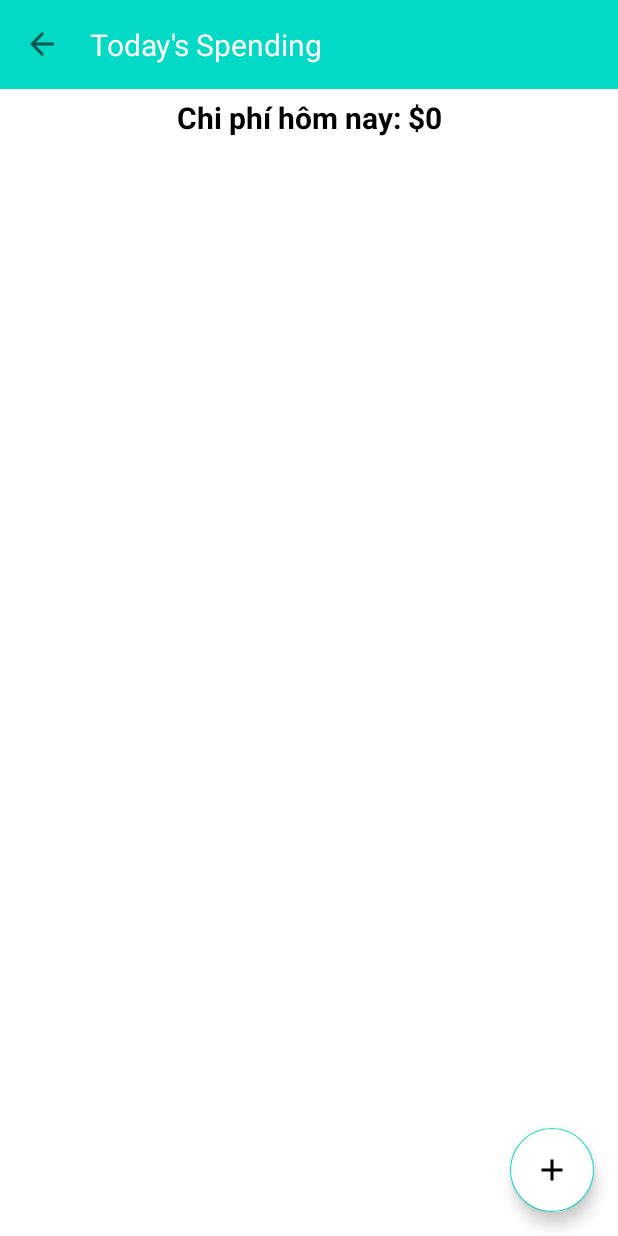
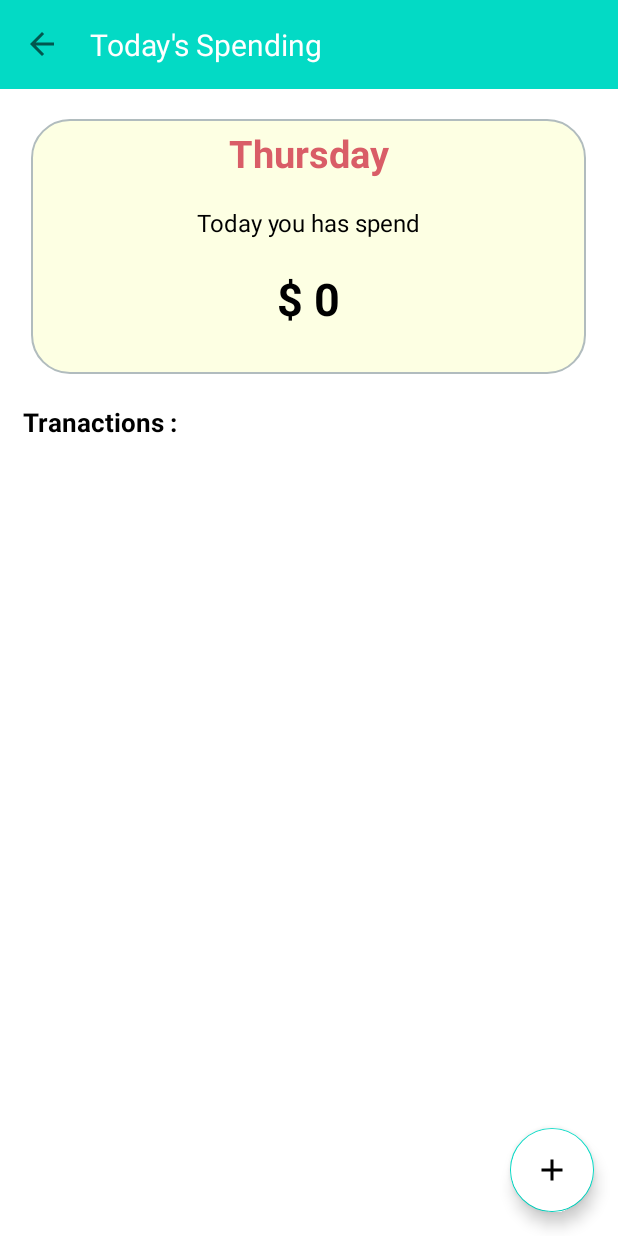
Before and after one commit to DuyChamHoc/Money-Management-App, an Android app: the TodaySpendingActivity screen opened directly, with no data from a screen before it, on a phone screen of 412 x 824 dp. Run offline under Robolectric (Android 15) with nearby library versions, the light colour scheme and no system bars; our stand-ins replace Firebase (no records; nobody signed in at launch, a user with empty details on screens opened directly).

Commit message:
'update_todayspend'

```diff
--- a/app/src/main/java/com/example/moneymanagementapp/TodaySpendingActivity.java
+++ b/app/src/main/java/com/example/moneymanagementapp/TodaySpendingActivity.java
@@ -38,9 +38,11 @@ import org.joda.time.MutableDateTime;
 import org.joda.time.Weeks;
 
 import java.text.DateFormat;
+import java.text.Format;
 import java.text.SimpleDateFormat;
 import java.util.ArrayList;
 import java.util.Calendar;
+import java.util.Date;
 import java.util.List;
 import java.util.Map;
 
@@ -49,7 +51,7 @@ public class TodaySpendingActivity extends AppCompatActivity {
     private ProgressBar progressBar;
     private RecyclerView recyclerView;
     private FloatingActionButton fab;
-    private TextView totalAmountSpentOn;
+    private TextView totalAmountSpentOn,this_day;
     private ProgressDialog loader;
 
     private FirebaseAuth mAuth;
@@ -66,6 +68,7 @@ public class TodaySpendingActivity extends AppCompatActivity {
         setContentView(R.layout.activity_today_spending);
 
         totalAmountSpentOn=findViewById(R.id.totalAmountSpentOn);
+        this_day=findViewById(R.id.tv_this_day);
         progressBar=findViewById(R.id.progressBar);
 
         ImageView icon_arrow_back = findViewById(R.id.arrow_back);
@@ -98,6 +101,13 @@ public class TodaySpendingActivity extends AppCompatActivity {
             }}
         );
         title.setText("Today's Spending");
+
+
+        Format f = new SimpleDateFormat("HH.mm.ss Z");
+        f = new SimpleDateFormat("EEEE");
+        String str = f.format(new Date());
+        this_day.setText(str);
+
 
         fab.setOnClickListener(new View.OnClickListener() {
             @Override
@@ -132,17 +142,14 @@ public class TodaySpendingActivity extends AppCompatActivity {
                         Object total = map.get("amount");
                         int pTotal = Integer.parseInt(String.valueOf(total));
                         totalAmount += pTotal;
-
-                        totalAmountSpentOn.setText("Chi phí hôm nay: $" + totalAmount);
+                        totalAmountSpentOn.setText("$ " + totalAmount);
                     }
                 }
                 else {
                     totalAmount=0;
-                    totalAmountSpentOn.setText("Chi phí hôm nay: $" + totalAmount);
+                    totalAmountSpentOn.setText("$ " + totalAmount);
                 }
             }
-
-
             @Override
             public void onCancelled(@NonNull DatabaseError error) {
 
--- /dev/null
+++ b/app/src/main/res/drawable-v24/layout_bg_budget.xml
@@ -0,0 +1,7 @@
+<?xml version="1.0" encoding="UTF-8"?>
+<shape xmlns:android="http://schemas.android.com/apk/res/android">
+    <solid android:color="#FDFFE3"/>
+    <stroke android:width="1dp" android:color="#B1BCBE" />
+    <corners android:radius="25dp"/>
+    <padding android:left="0dp" android:top="0dp" android:right="0dp" android:bottom="0dp" />
+</shape>
--- a/app/src/main/res/layout/activity_today_spending.xml
+++ b/app/src/main/res/layout/activity_today_spending.xml
@@ -7,25 +7,78 @@
     android:layout_height="match_parent"
     tools:context=".TodaySpendingActivity">
     <include layout="@layout/toolbar" />
+
+    <RelativeLayout
+        android:layout_width="370dp"
+        android:layout_height="170dp"
+        android:layout_gravity="center"
+        android:layout_marginTop="20dp"
+        android:background="@drawable/layout_bg_budget"
+        >
+
+        <TextView
+            android:id="@+id/tv_this_day"
+            android:layout_width="wrap_content"
+            android:layout_height="wrap_content"
+            android:layout_alignParentStart="true"
+            android:layout_alignParentEnd="true"
+            android:layout_alignParentBottom="true"
+            android:layout_marginStart="80dp"
+            android:layout_marginEnd="80dp"
+            android:layout_marginBottom="130dp"
+            android:gravity="center"
+            android:text="This Day"
+            android:textColor="#D95D67"
+            android:textSize="25dp"
+            android:textStyle="bold" />
+
+        <TextView
+            android:layout_width="wrap_content"
+            android:layout_height="wrap_content"
+            android:layout_alignParentStart="true"
+            android:layout_alignParentEnd="true"
+            android:layout_alignParentBottom="true"
+            android:layout_marginStart="90dp"
+            android:layout_marginEnd="90dp"
+            android:layout_marginBottom="90dp"
+            android:gravity="center"
+            android:text="Today you has spend"
+            android:textColor="@color/black"
+            android:textSize="16dp" />
+
+        <TextView
+            android:id="@+id/totalAmountSpentOn"
+            android:layout_width="wrap_content"
+            android:layout_height="wrap_content"
+            android:layout_alignParentStart="true"
+            android:layout_alignParentEnd="true"
+            android:layout_alignParentBottom="true"
+            android:layout_marginStart="100dp"
+            android:layout_marginEnd="100dp"
+            android:layout_marginBottom="30dp"
+            android:gravity="center"
+            android:text="$ 0"
+            android:textColor="@color/black"
+            android:textSize="30dp"
+            android:textStyle="bold" />
+    </RelativeLayout>
     <LinearLayout
         android:layout_width="match_parent"
         android:layout_height="match_parent"
         android:orientation="vertical">
         <TextView
-            android:id="@+id/totalAmountSpentOn"
-            android:layout_width="match_parent"
+            android:layout_width="wrap_content"
             android:layout_height="wrap_content"
-            android:text="Chi phí ngày hôm nay: $0"
-            android:textColor="#000"
-            android:textSize="20sp"
+            android:text="Tranactions : "
+            android:textColor="@color/black"
             android:textStyle="bold"
-            android:gravity="center"
-            android:layout_margin="5dp"/>
-
+            android:textSize="17dp"
+            android:layout_marginTop="20dp"
+            android:layout_marginLeft="15dp"
+            />
         <androidx.coordinatorlayout.widget.CoordinatorLayout
             android:layout_width="match_parent"
             android:layout_height="match_parent">
-
             <ProgressBar
                 android:id="@+id/progressBar"
                 android:layout_width="wrap_content"
```
Also changed, not shown: app/src/main/java/com/example/moneymanagementapp/BudgetActivity.java (+23 -3 lines), app/src/main/res/layout/activity_budget.xml (+61 -10 lines), app/src/main/res/layout/retrieve_layout.xml (+18 -23 lines).
